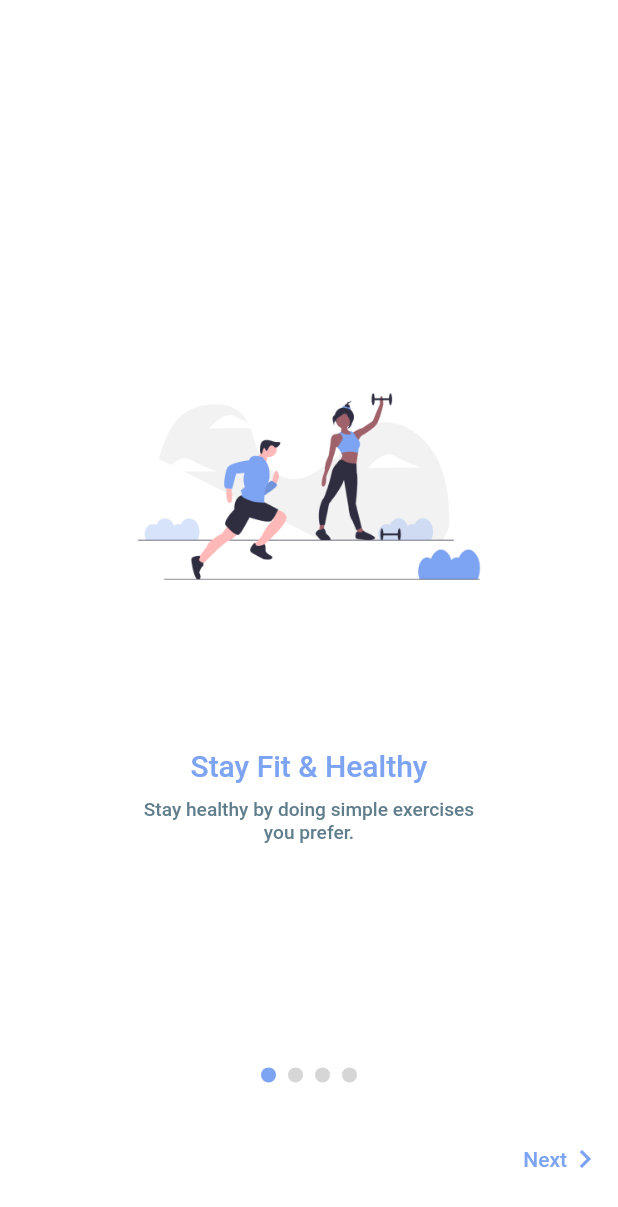
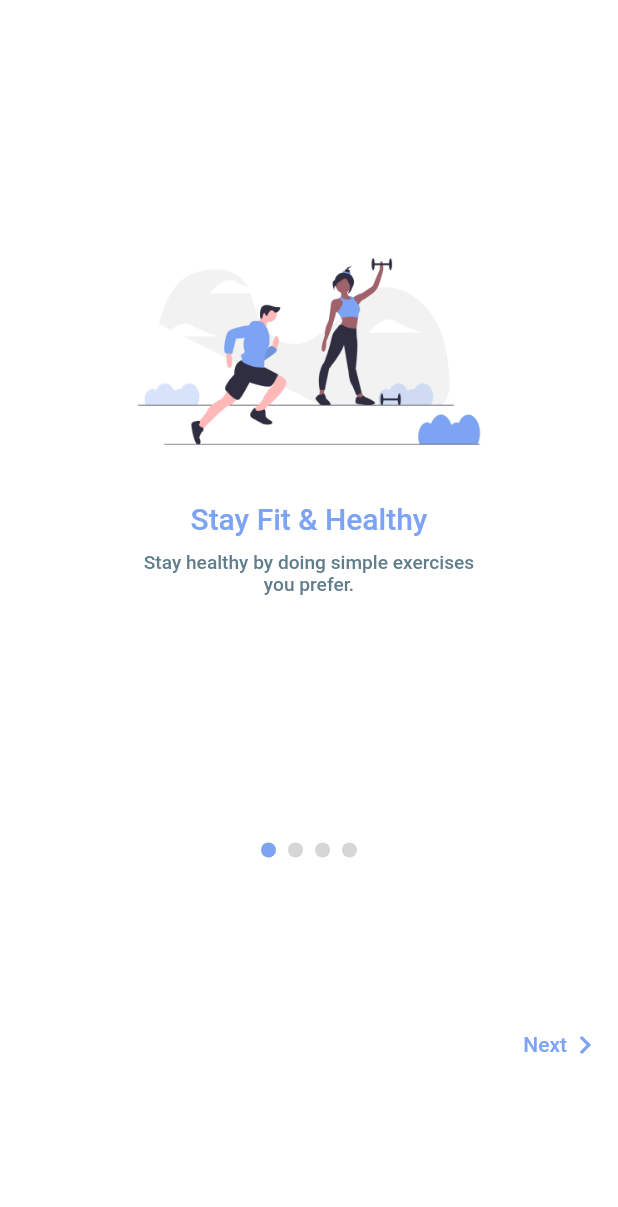
Before and after one commit to vijayinyoutube/OnboardingPage, a Flutter app: the screen it shows after launch, on a phone screen of 412 x 824 dp. Shown: the top 1207 px of the screen. Run offline on Flutter 3.47's test engine with Material 2 defaults, Android fonts, the phone set to English and light mode, and no system bars; drawn by our look-alikes of smooth_page_indicator; our stand-ins replace hexcolor.

Commit message:
code refactor - getStartedPage

```diff
--- a/lib/Screens/GetStarted/UI/GetStartedPage.dart
+++ b/lib/Screens/GetStarted/UI/GetStartedPage.dart
@@ -27,11 +27,13 @@ class _GetStartedPageState extends State<GetStartedPage> {
             constraints:
                 BoxConstraints(minHeight: (MediaQuery.of(context).size.height)),
             child: Column(
-              mainAxisAlignment: MainAxisAlignment.spaceEvenly,
+              mainAxisAlignment: MainAxisAlignment.start,
               crossAxisAlignment: CrossAxisAlignment.center,
               children: [
                 buildPageView(),
+                 heightSpacer(30.00),
                 buildDotIndicator(),
+                heightSpacer(100.00),
                 buildGetStartedButton(),
               ],
             ),
@@ -42,7 +44,7 @@ class _GetStartedPageState extends State<GetStartedPage> {
   }
 
   Widget buildPageView() => Container(
-        height: MediaQuery.of(context).size.height / 1.25,
+        height: MediaQuery.of(context).size.height / 1.55,
         child: Container(
           child: PageView.builder(
             controller: myPageViewController,
@@ -59,7 +61,7 @@ class _GetStartedPageState extends State<GetStartedPage> {
                       Center(
                         child: Container(
                           width: double.infinity,
-                          height: 350,
+                          height: 200,
                           child: Image.asset(
                             getStartedPageImages[index],
                             fit: BoxFit.contain,
```
